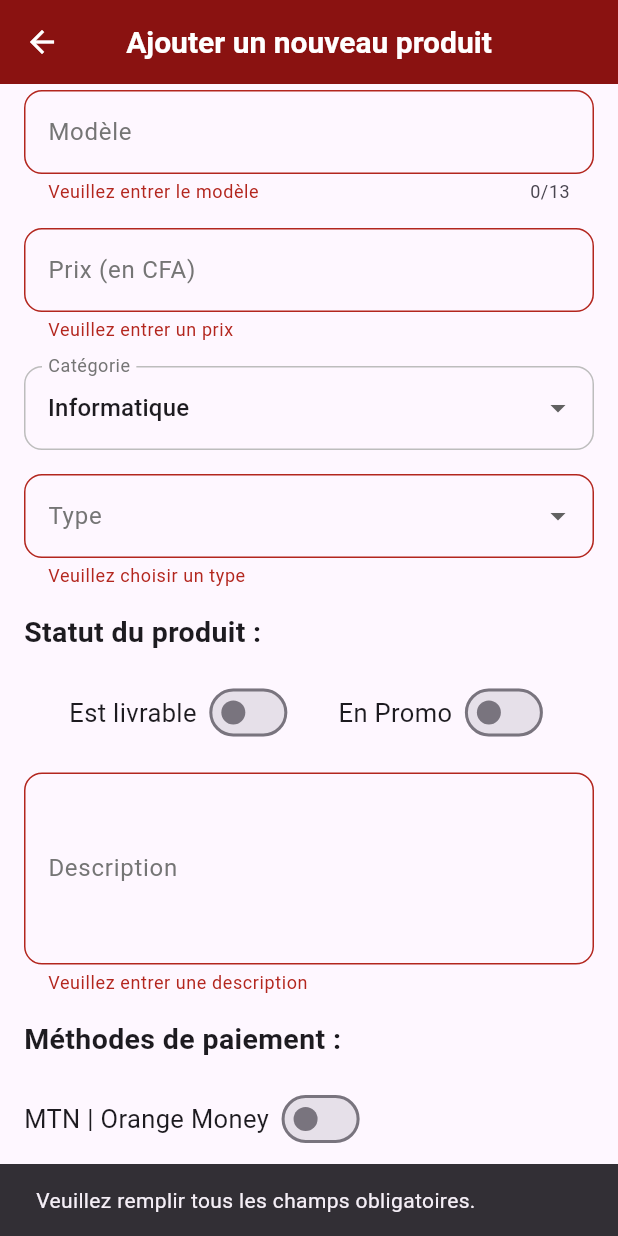
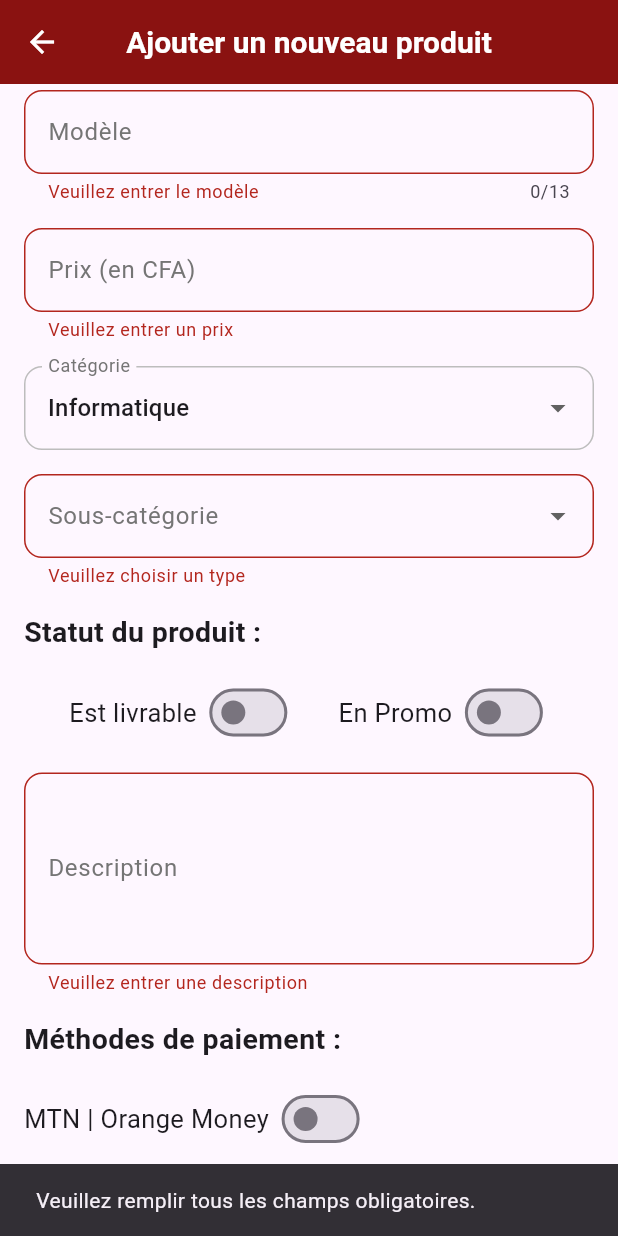
Before and after one commit to Mondo67244/RAS, a Flutter app: the AjouterEquipPage screen opened by its route, scrolled down 516 dp, after a tap on "Ajouter le produit", on a phone screen of 412 x 824 dp. Run offline on Flutter 3.47's test engine with Material 3 defaults, Android fonts, the phone set to English and light mode, and no system bars; our stand-ins replace cached_network_image, cloud_firestore, firebase_auth, firebase_core, fluentui_system_icons, image_picker; accounts and stored records are empty; project files that could hold a hidden picture were left out.

Commit message:
J'ai ajouté des listes supplémentaires

```diff
--- a/lib/ecrans/admin/ajouterequip.dart
+++ b/lib/ecrans/admin/ajouterequip.dart
@@ -37,14 +37,25 @@ class _AjouterEquipPageState extends State<AjouterEquipPage> {
     'Électro Ménager',
     'Électronique',
   ];
+
+
   String? _selectedCategory;
+  String? _selectedSousCat;
   String? _selectedType;
 
   // Structure des types par catégorie
   final Map<String, List<String>> categoryTypes = {
-    'Informatique': ['Bureautique', 'Réseau', 'Accessoire fixe'],
+    'Informatique': ['Bureautique', 'Réseau',],
     'Électro Ménager': ['Divers'],
-    'Électronique': ['Appareil Mobile', 'Accessoire mobile'],
+    'Électronique': ['Appareils Mobiles', 'Accessoires'],
+  };
+  // Structure des types par catégorie
+  final Map<String, List<String>> typeAppareil = {
+    'Bureautique': ['Imprimante', 'Souris', 'Clavier', 'Ecran',	'Ordinateur','Scanner','Haut parleur'],
+    'Réseau': ['Routeurs', 'Switch', 'Modem', 'Serveur'],
+    'Appareils Mobiles': ['Téléphone', 'Tablette', 'Accessoire mobile'],
+    'Divers': ['Téléviseur', 'Machine à laver', 'Cafetière','Fers à repasser'],
+    'Accessoires': ['Montres connectées','Casques','Chaussures'],
   };
 
   bool _isLoading = false;
@@ -125,7 +136,8 @@ class _AjouterEquipPageState extends State<AjouterEquipPage> {
         'modele': _modeleController.text.trim(),
         'prix': _prixController.text.trim(),
         'categorie': _selectedCategory,
-        'type': _selectedType,
+        'type' : _selectedType,
+        'sousCategorie': _selectedSousCat,
         'img1': base64Images[0],
         'img2': base64Images[1],
         'img3': base64Images[2],
@@ -354,7 +366,7 @@ class _AjouterEquipPageState extends State<AjouterEquipPage> {
           onChanged: (newValue) {
             setState(() {
               _selectedCategory = newValue;
-              _selectedType = null;
+              _selectedSousCat = null;
             });
           },
           validator:
@@ -366,20 +378,45 @@ class _AjouterEquipPageState extends State<AjouterEquipPage> {
 
           //Liste des types
           DropdownButtonFormField<String>(
+            value: _selectedSousCat,
+            decoration: _titresChamps('Sous-catégorie'),
+            items:
+                categoryTypes[_selectedCategory!]!.map((String sous) {
+                  return DropdownMenuItem<String>(
+                    value: sous,
+                    child: Text(sous),
+                  );
+                }).toList(),
+            onChanged: (newValue) => setState(() {
+              _selectedSousCat = newValue;
+              _selectedType = null;
+            }),
+            validator:
+                (value) => value == null ? 'Veuillez choisir un type' : null,
+          ),
+          if (_selectedSousCat != null) ...[
+            const SizedBox(height: 16),
+            //Titre type
+            DropdownButtonFormField<String>(
             value: _selectedType,
             decoration: _titresChamps('Type'),
             items:
-                categoryTypes[_selectedCategory!]!.map((String type) {
+                typeAppareil[_selectedSousCat!]!.map((String type) {
                   return DropdownMenuItem<String>(
                     value: type,
                     child: Text(type),
                   );
                 }).toList(),
-            onChanged: (newValue) => setState(() => _selectedType = newValue),
+            onChanged: (newValue) => setState(() {
+              _selectedType = newValue;
+            }),
             validator:
                 (value) => value == null ? 'Veuillez choisir un type' : null,
           ),
+          ]
+
         ],
+
         const SizedBox(height: 16),
         //Titre statut
         Row(
```
